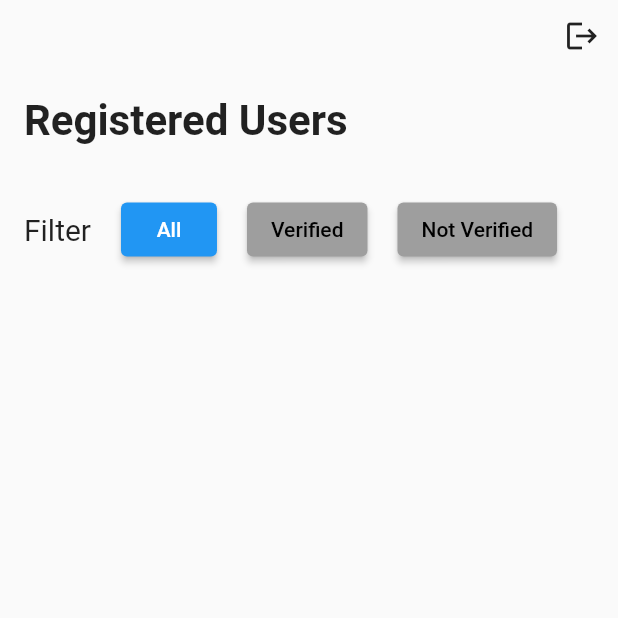
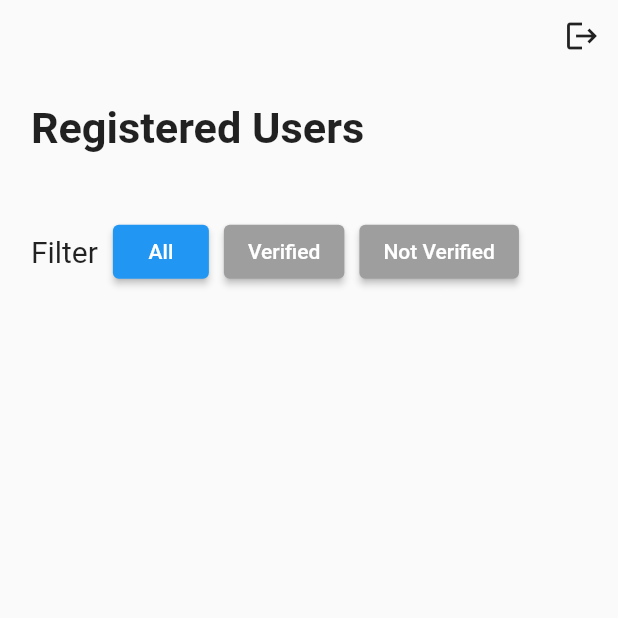
Before and after one commit to ladorayn/FlutterFANTest, a Flutter app: the HomeScreen screen opened directly, on a phone screen of 412 x 824 dp, the top half of it. Run offline on Flutter 3.47's test engine with Material 2 defaults, Android fonts, the phone set to English and light mode, and no system bars; our stand-ins replace cloud_firestore, firebase_auth, firebase_core, fluttertoast; accounts and stored records are empty.

```diff
--- a/lib/screens/home_screen.dart
+++ b/lib/screens/home_screen.dart
@@ -1,8 +1,186 @@
+// import 'package:cloud_firestore/cloud_firestore.dart';
+// import 'package:firebase_auth/firebase_auth.dart';
+// import 'package:flutter/material.dart';
+// import 'package:flutterfantest/main.dart';
+//
+// import '../utils/user_item_list.dart';
+//
+// class HomeScreen extends StatefulWidget {
+//   HomeScreen({Key? key}) : super(key: key);
+//
+//   @override
+//   State<HomeScreen> createState() => _HomeScreenState();
+// }
+//
+// class _HomeScreenState extends State<HomeScreen> {
+//   // Get the FirebaseAuth instance
+//   final FirebaseAuth _auth = FirebaseAuth.instance;
+//
+//   var usersStream = FirebaseFirestore.instance.collection('users').snapshots();
+//   var currentFilter = 'All'; // default filter value
+//
+//   @override
+//   Widget build(BuildContext context) {
+//     return SafeArea(
+//       child: Scaffold(
+//         body: Column(
+//           crossAxisAlignment: CrossAxisAlignment.start,
+//           children: [
+//             Row(
+//               mainAxisAlignment: MainAxisAlignment.end,
+//               children: [
+//                 IconButton(
+//                   onPressed: () => signOut(context),
+//                   icon: Icon(Icons.logout),
+//                 ),
+//               ],
+//             ),
+//             Padding(
+//               padding: const EdgeInsets.all(16.0),
+//               child: Text(
+//                 "Registered Users",
+//                 style: TextStyle(
+//                   fontWeight: FontWeight.bold,
+//                   fontSize: 28,
+//                 ),
+//               ),
+//             ),
+//             Padding(
+//               padding: const EdgeInsets.all(16.0),
+//               child: Row(
+//                 children: [
+//                   Text(
+//                     "Filter",
+//                     style: TextStyle(
+//                       fontSize: 20,
+//                     ),
+//                   ),
+//                   SizedBox(width: 20),
+//                   ElevatedButton(
+//                     style: ElevatedButton.styleFrom(
+//                       foregroundColor: Colors.white,
+//                       backgroundColor:
+//                           currentFilter == 'All' ? Colors.blue : Colors.grey,
+//                     ),
+//                     onPressed: () {
+//                       setState(() {
+//                         currentFilter = 'All';
+//                       });
+//                     },
+//                     child: Text(
+//                       "All",
+//                       style: TextStyle(
+//                           color: currentFilter == 'All'
+//                               ? Colors.white
+//                               : Colors.black),
+//                     ),
+//                   ),
+//                   SizedBox(width: 20),
+//                   ElevatedButton(
+//                     style: ElevatedButton.styleFrom(
+//                       foregroundColor: Colors.white,
+//                       backgroundColor: currentFilter == 'Verified'
+//                           ? Colors.blue
+//                           : Colors.grey,
+//                     ),
+//                     onPressed: () {
+//                       setState(() {
+//                         currentFilter = 'Verified';
+//                         print('Current filter: $currentFilter');
+//                       });
+//                     },
+//                     child: Text(
+//                       "Verified",
+//                       style: TextStyle(
+//                           color: currentFilter == 'Verified'
+//                               ? Colors.white
+//                               : Colors.black),
+//                     ),
+//                   ),
+//                   SizedBox(width: 20),
+//                   ElevatedButton(
+//                     style: ElevatedButton.styleFrom(
+//                       foregroundColor: Colors.white,
+//                       backgroundColor: currentFilter == 'Not Verified'
+//                           ? Colors.blue
+//                           : Colors.grey,
+//                     ),
+//                     onPressed: () {
+//                       setState(() {
+//                         currentFilter = 'Not Verified';
+//                       });
+//                     },
+//                     child: Text(
+//                       "Not Verified",
+//                       style: TextStyle(
+//                           color: currentFilter == 'Not Verified'
+//                               ? Colors.white
+//                               : Colors.black),
+//                     ),
+//                   ),
+//                 ],
+//               ),
+//             ),
+//             Expanded(
+//               child: StreamBuilder<QuerySnapshot>(
+//                 stream: usersStream,
+//                 builder: (BuildContext context,
+//                     AsyncSnapshot<QuerySnapshot> snapshot) {
+//                   if (!snapshot.hasData) {
+//                     return Center(
+//                       child: CircularProgressIndicator(),
+//                     );
+//                   }
+//
+//                   List<QueryDocumentSnapshot>? users = snapshot.data?.docs;
+//
+//                   if (currentFilter == 'Verified') {
+//                     users = users
+//                         ?.where((user) => (user.data()
+//                             as Map<String, dynamic>)['isEmailVerified'])
+//                         .toList();
+//                   } else if (currentFilter == 'Not Verified') {
+//                     users = users
+//                         ?.where((user) => !(user.data()
+//                             as Map<String, dynamic>)['isEmailVerified'])
+//                         .toList();
+//                   }
+//
+//                   return ListView.builder(
+//                     padding: const EdgeInsets.all(16),
+//                     itemCount: users?.length,
+//                     itemBuilder: (BuildContext context, int index) {
+//                       var user = users?[index];
+//                       Map<String, dynamic> mUser =
+//                           user?.data() as Map<String, dynamic>;
+//                       return UserListItem(
+//                           name: mUser['name'],
+//                           email: mUser['email'],
+//                           isVerified: mUser['isEmailVerified']);
+//                     },
+//                   );
+//                 },
+//               ),
+//             ),
+//           ],
+//         ),
+//       ),
+//     );
+//   }
+//
+//   void signOut(context) async {
+//     await _auth.signOut();
+//     Navigator.pushReplacement(
+//       context,
+//       MaterialPageRoute(builder: (context) => MyApp()),
+//     );
+//   }
+// }
+
 import 'package:cloud_firestore/cloud_firestore.dart';
 import 'package:firebase_auth/firebase_auth.dart';
 import 'package:flutter/material.dart';
 import 'package:flutterfantest/main.dart';
-
 import '../utils/user_item_list.dart';
 
 class HomeScreen extends StatefulWidget {
@@ -21,6 +199,9 @@ class _HomeScreenState extends State<HomeScreen> {
 
   @override
   Widget build(BuildContext context) {
+    var screenWidth = MediaQuery.of(context).size.width;
+    var padding = screenWidth * 0.05;
+    var fontSize = screenWidth * 0.07;
     return SafeArea(
       child: Scaffold(
         body: Column(
@@ -36,88 +217,28 @@ class _HomeScreenState extends State<HomeScreen> {
               ],
             ),
             Padding(
-              padding: const EdgeInsets.all(16.0),
+              padding: EdgeInsets.all(padding),
               child: Text(
                 "Registered Users",
                 style: TextStyle(
                   fontWeight: FontWeight.bold,
-                  fontSize: 28,
+                  fontSize: fontSize,
                 ),
               ),
             ),
             Padding(
-              padding: const EdgeInsets.all(16.0),
-              child: Row(
+              padding: EdgeInsets.all(padding),
+              child: Wrap(
+                spacing: 10,
+                crossAxisAlignment: WrapCrossAlignment.center,
                 children: [
                   Text(
                     "Filter",
-                    style: TextStyle(
-                      fontSize: 20,
-                    ),
+                    style: TextStyle(fontSize: 20),
                   ),
-                  SizedBox(width: 20),
-                  ElevatedButton(
-                    style: ElevatedButton.styleFrom(
-                      foregroundColor: Colors.white,
-                      backgroundColor:
-                          currentFilter == 'All' ? Colors.blue : Colors.grey,
-                    ),
-                    onPressed: () {
-                      setState(() {
-                        currentFilter = 'All';
-                      });
-                    },
-                    child: Text(
-                      "All",
-                      style: TextStyle(
-                          color: currentFilter == 'All'
-                              ? Colors.white
-                              : Colors.black),
-                    ),
-                  ),
-                  SizedBox(width: 20),
-                  ElevatedButton(
-                    style: ElevatedButton.styleFrom(
-                      foregroundColor: Colors.white,
-                      backgroundColor: currentFilter == 'Verified'
-                          ? Colors.blue
-                          : Colors.grey,
-                    ),
-                    onPressed: () {
-                      setState(() {
-                        currentFilter = 'Verified';
-                        print('Current filter: $currentFilter');
-                      });
-                    },
-                    child: Text(
-                      "Verified",
-                      style: TextStyle(
-                          color: currentFilter == 'Verified'
-                              ? Colors.white
-                              : Colors.black),
-                    ),
-                  ),
-                  SizedBox(width: 20),
-                  ElevatedButton(
-                    style: ElevatedButton.styleFrom(
-                      foregroundColor: Colors.white,
-                      backgroundColor: currentFilter == 'Not Verified'
-                          ? Colors.blue
-                          : Colors.grey,
-                    ),
-                    onPressed: () {
-                      setState(() {
-                        currentFilter = 'Not Verified';
-                      });
-                    },
-                    child: Text(
-                      "Not Verified",
-                      style: TextStyle(
-                          color: currentFilter == 'Not Verified'
-                              ? Colors.white
-                              : Colors.black),
-                    ),
-                  ),
+                  filterButton("All"),
+                  filterButton("Verified"),
+                  filterButton("Not Verified"),
                 ],
               ),
             ),
@@ -131,15 +252,7 @@ class _HomeScreenState extends State<HomeScreen> {
                       child: CircularProgressIndicator(),
                     );
                   }
-                  print("currentFilter");
-                  print(currentFilter);
                   List<QueryDocumentSnapshot>? users = snapshot.data?.docs;
-
-                  // for (QueryDocumentSnapshot qds in users!) {
-                  //   print("TEST");
-                  //
-                  //   print((qds.data() as Map<String, dynamic>)['name']);
-                  // }
 
                   if (currentFilter == 'Verified') {
                     users = users
@@ -154,7 +267,7 @@ class _HomeScreenState extends State<HomeScreen> {
                   }
 
                   return ListView.builder(
-                    padding: const EdgeInsets.all(16),
+                    padding: EdgeInsets.all(padding),
                     itemCount: users?.length,
                     itemBuilder: (BuildContext context, int index) {
                       var user = users?[index];
@@ -175,6 +288,23 @@ class _HomeScreenState extends State<HomeScreen> {
     );
   }
 
+  Widget filterButton(String text) {
+    var isSelected = currentFilter == text;
+    return ElevatedButton(
+      onPressed: () {
+        setState(() {
+          currentFilter = text;
+        });
+      },
+      style: ButtonStyle(
+        backgroundColor: isSelected
+            ? MaterialStateProperty.all<Color>(Colors.blue)
+            : MaterialStateProperty.all<Color>(Colors.grey),
+      ),
+      child: Text(text),
+    );
+  }
+
   void signOut(context) async {
     await _auth.signOut();
     Navigator.pushReplacement(
--- a/lib/utils/user_item_list.dart
+++ b/lib/utils/user_item_list.dart
@@ -46,7 +46,7 @@ class UserListItem extends StatelessWidget {
                   Text(
                     email,
                     style: const TextStyle(
-                      fontSize: 12,
+                      fontSize: 10,
                       color: Colors.grey,
                     ),
                   ),
@@ -67,6 +67,7 @@ class UserListItem extends StatelessWidget {
                 style: TextStyle(
                   color: Colors.white,
                   fontWeight: FontWeight.bold,
+                  fontSize: 10,
                 ),
               ),
             ),
```
Also changed, not shown: lib/screens/signin_screen.dart (+19 -45 lines), 3 other files.
